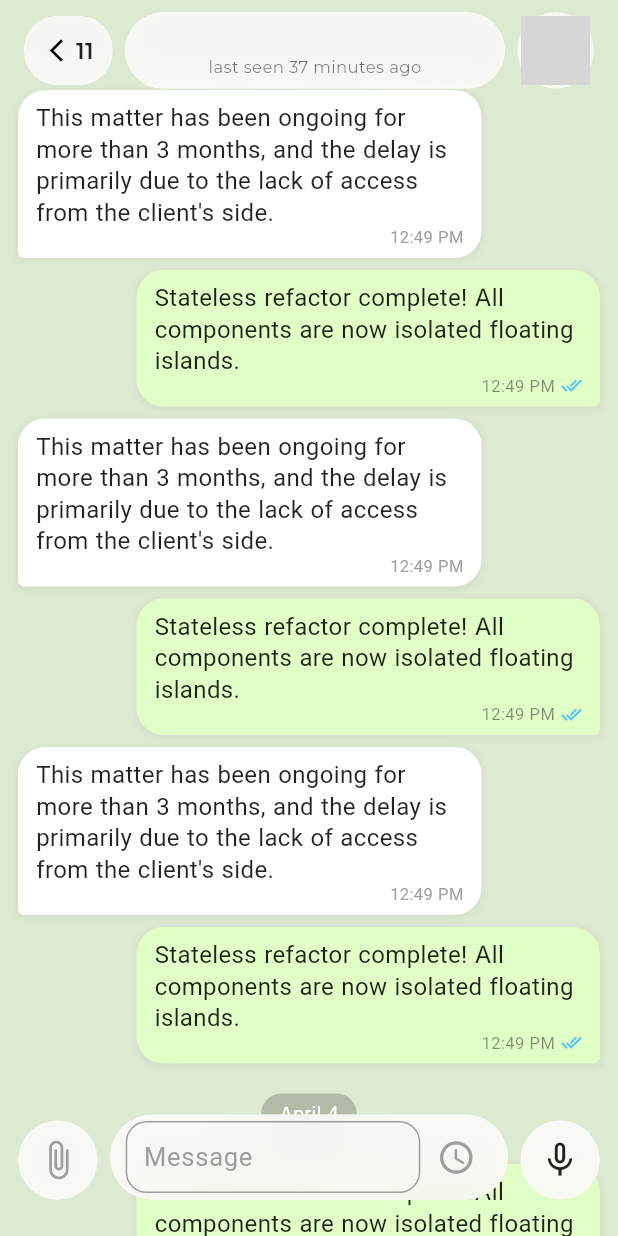
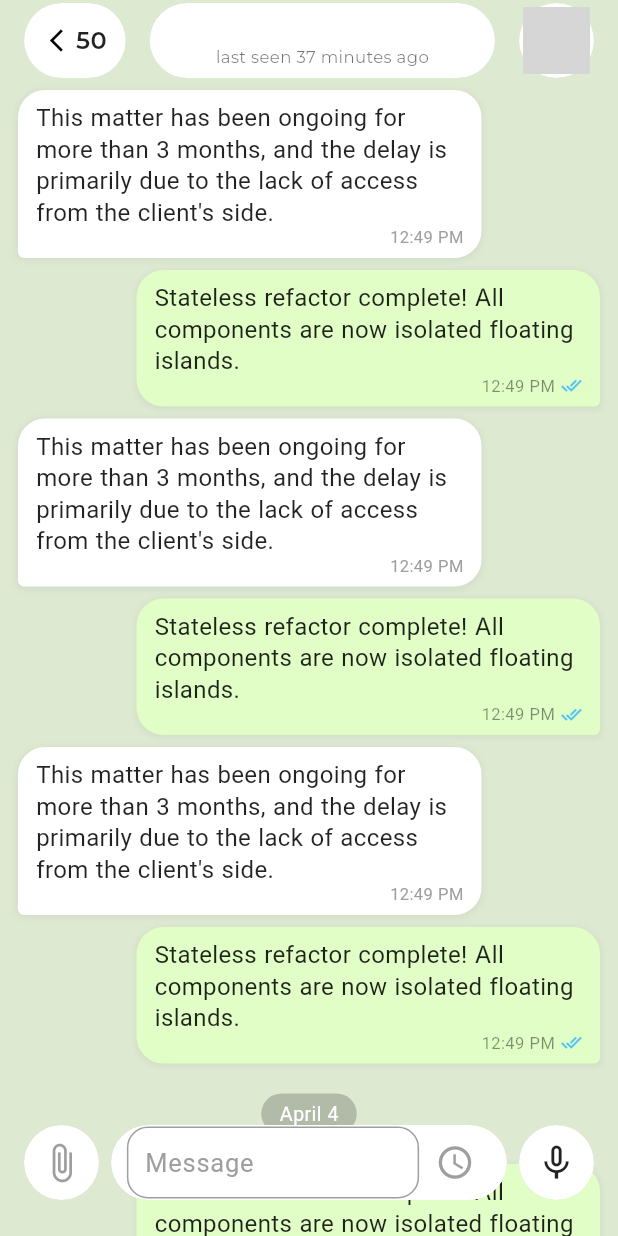
Before and after one commit to golamshakib/simple_chatting_app, a Flutter app: the MessageScreen screen opened directly with empty values, on a phone screen of 412 x 824 dp. Run offline on Flutter 3.47's test engine with Material 3 defaults, Android fonts, the phone set to English and light mode, and no system bars; our stand-ins replace firebase_core, firebase_messaging, flutter_dotenv, flutter_local_notifications, flutter_svg, get and 6 more; missing offline and left inert: dart:ffi; accounts and stored records are empty; network calls fail; grey boxes are pictures that could not be loaded.

Commit message:
modified glassy app bar and bottom bar

```diff
--- a/lib/core/common/widgets/glassy_appbar.dart
+++ b/lib/core/common/widgets/glassy_appbar.dart
@@ -19,14 +19,17 @@ class GlassyAppBar extends StatelessWidget implements PreferredSizeWidget {
     this.badgeCount,
     this.onBackTap,
     this.actions,
-    this.blur = 15.0,
+    this.blur = 20.0,
   });
 
   @override
   Widget build(BuildContext context) {
+    const double islandHeight = 50.0;
+    bool hasBadge = badgeCount != null && badgeCount! > 0;
+
     return Container(
       color: Colors.transparent,
-      padding: EdgeInsets.only(top: MediaQuery.of(context).padding.top + 8),
+      padding: EdgeInsets.only(top: MediaQuery.of(context).padding.top + 2),
       child: Padding(
         padding: const EdgeInsets.symmetric(horizontal: 16),
         child: Row(
@@ -34,28 +37,24 @@ class GlassyAppBar extends StatelessWidget implements PreferredSizeWidget {
             // Isolated Floating Back Button
             _FloatingIsland(
               blur: blur,
+              isCircle: !hasBadge,
+              height: islandHeight,
               child: GestureDetector(
                 onTap: onBackTap ?? () => Navigator.pop(context),
-                child: Padding(
-                  padding: const EdgeInsets.symmetric(
-                    horizontal: 12,
-                    vertical: 12,
-                  ),
+                child: Container(
+                  padding: EdgeInsets.symmetric(horizontal: hasBadge ? 12 : 0),
                   child: Row(
+                    mainAxisSize: MainAxisSize.min,
                     children: [
-                      const Icon(
-                        Icons.arrow_back_ios_new,
-                        size: 18,
-                        color: Colors.black,
-                      ),
-                      if (badgeCount != null && badgeCount! > 0)
+                      const Icon(Icons.arrow_back_ios_new, size: 18, color: Colors.black),
+                      if (hasBadge)
                         Padding(
                           padding: const EdgeInsets.only(left: 4),
                           child: CustomText(
                             text: badgeCount.toString(),
                             textColor: Colors.black87,
                             fontWeight: FontWeight.w600,
-                            fontSize: 15,
+                            fontSize: 16,
                           ),
                         ),
                     ],
@@ -63,20 +62,17 @@ class GlassyAppBar extends StatelessWidget implements PreferredSizeWidget {
                 ),
               ),
             ),
-            const SizedBox(width: 8),
+            const SizedBox(width: 16),
             // Isolated Floating Center Title Pill
             Expanded(
               child: _FloatingIsland(
                 blur: blur,
-                borderRadius: 30,
-                child: Container(
-                  padding: const EdgeInsets.symmetric(
-                    vertical: 6,
-                    horizontal: 16,
-                  ),
-
+                borderRadius: 28,
+                height: islandHeight,
+                child: Padding(
+                  padding: const EdgeInsets.symmetric(horizontal: 16.0),
                   child: Column(
-                    mainAxisSize: MainAxisSize.min,
+                    mainAxisAlignment: MainAxisAlignment.center,
                     children: [
                       CustomText(
                         text: title ?? '',
@@ -98,22 +94,19 @@ class GlassyAppBar extends StatelessWidget implements PreferredSizeWidget {
                 ),
               ),
             ),
-            const SizedBox(width: 8),
+            const SizedBox(width: 16),
             // Isolated Floating Profile Image
             _FloatingIsland(
               blur: blur,
               isCircle: true,
+              height: islandHeight,
               child: Container(
-                padding: const EdgeInsets.all(2), // Space for circle effect
+                padding: const EdgeInsets.all(2),
                 child: CircleAvatar(
-                  radius: 23,
-                  backgroundImage: profileImageUrl != null
-                      ? NetworkImage(profileImageUrl!)
-                      : null,
+                  radius: 25, // Diameter ~50 fits in 54 height
+                  backgroundImage: profileImageUrl != null ? NetworkImage(profileImageUrl!) : null,
                   backgroundColor: Colors.grey[200],
-                  child: profileImageUrl == null
-                      ? const Icon(Icons.person, color: Colors.grey)
-                      : null,
+                  child: profileImageUrl == null ? const Icon(Icons.person, color: Colors.grey) : null,
                 ),
               ),
             ),
@@ -132,11 +125,13 @@ class _FloatingIsland extends StatelessWidget {
   final double blur;
   final double borderRadius;
   final bool isCircle;
+  final double height;
 
   const _FloatingIsland({
     required this.child,
     required this.blur,
-    this.borderRadius = 22,
+    required this.height,
+    this.borderRadius = 25,
     this.isCircle = false,
   });
 
@@ -147,21 +142,21 @@ class _FloatingIsland extends StatelessWidget {
       child: BackdropFilter(
         filter: ImageFilter.blur(sigmaX: blur, sigmaY: blur),
         child: Container(
+          height: height,
+          width: isCircle ? height : null,
           decoration: BoxDecoration(
-            color: Colors.white.withValues(alpha: 0.75),
+            color: Colors.white, // Translucent to show blur
             borderRadius: BorderRadius.circular(isCircle ? 50 : borderRadius),
-            border: Border.all(
-              color: Colors.white.withValues(alpha: 0.3),
-              width: 0.6,
-            ),
+            border: Border.all(color: Colors.white.withValues(alpha: 0.35), width: 0.6),
             boxShadow: [
               BoxShadow(
                 color: Colors.black.withValues(alpha: 0.05),
-                blurRadius: 8,
-                spreadRadius: 1,
+                blurRadius: 10,
+                spreadRadius: 2,
               ),
             ],
           ),
+          alignment: Alignment.center,
           child: child,
         ),
       ),
--- a/lib/features/chat/presentation/screen/message_screen.dart
+++ b/lib/features/chat/presentation/screen/message_screen.dart
@@ -70,9 +70,9 @@ class MessageScreen extends StatelessWidget {
             left: 0,
             right: 0,
             child: GlassyAppBar(
-              title: participants?.username ?? 'Jahid (SMT - BACKE...)',
+              title: participants?.username ?? 'Unknown User)',
               subtitle: 'last seen 37 minutes ago',
-              badgeCount: 11,
+              badgeCount: 50,
               profileImageUrl: (participants?.image != null && participants!.image!.isNotEmpty)
                   ? participants.image
                   : 'https://i.pravatar.cc/150?u=a042581f4e29026704d',
--- a/lib/features/chat/presentation/widgets/glassy_bottom_bar.dart
+++ b/lib/features/chat/presentation/widgets/glassy_bottom_bar.dart
@@ -19,9 +19,11 @@ class GlassyBottomBar extends StatelessWidget {
 
   @override
   Widget build(BuildContext context) {
+    const double islandHeight = 50.0;
+
     return Container(
       color: Colors.transparent,
-      padding: const EdgeInsets.fromLTRB(12, 8, 12, 24),
+      padding: const EdgeInsets.fromLTRB(16, 8, 16, 24),
       child: Row(
         crossAxisAlignment: CrossAxisAlignment.end,
         children: [
@@ -29,10 +31,10 @@ class GlassyBottomBar extends StatelessWidget {
           _BottomFloatingIsland(
             blur: blur,
             isCircle: true,
+            height: islandHeight,
             child: IconButton(
               icon: const Icon(Icons.attach_file, color: Colors.grey, size: 28),
               onPressed: onAttach,
-              padding: const EdgeInsets.all(12),
             ),
           ),
           const SizedBox(width: 8),
@@ -41,9 +43,10 @@ class GlassyBottomBar extends StatelessWidget {
           Expanded(
             child: _BottomFloatingIsland(
               blur: blur,
-              borderRadius: 30,
+              borderRadius: 28,
+              height: islandHeight,
               child: Padding(
-                padding: const EdgeInsets.symmetric(horizontal: 10, vertical: 4),
+                padding: const EdgeInsets.symmetric(horizontal: 10),
                 child: Row(
                   children: [
                     Expanded(
@@ -73,10 +76,10 @@ class GlassyBottomBar extends StatelessWidget {
           _BottomFloatingIsland(
             blur: blur,
             isCircle: true,
+            height: islandHeight,
             child: IconButton(
               icon: const Icon(Icons.mic_none, color: Colors.black87, size: 28),
               onPressed: onMicTap,
-              padding: const EdgeInsets.all(12),
             ),
           ),
         ],
@@ -90,11 +93,13 @@ class _BottomFloatingIsland extends StatelessWidget {
   final double blur;
   final double borderRadius;
   final bool isCircle;
+  final double height;
 
   const _BottomFloatingIsland({
     required this.child,
     required this.blur,
-    this.borderRadius = 22,
+    required this.height,
+    this.borderRadius = 25,
     this.isCircle = false,
   });
 
@@ -105,8 +110,10 @@ class _BottomFloatingIsland extends StatelessWidget {
       child: BackdropFilter(
         filter: ImageFilter.blur(sigmaX: blur, sigmaY: blur),
         child: Container(
+          height: height,
+          width: isCircle ? height : null,
           decoration: BoxDecoration(
-            color: Colors.white.withValues(alpha: 0.8),
+            color: Colors.white,
             borderRadius: BorderRadius.circular(isCircle ? 50 : borderRadius),
             border: Border.all(color: Colors.white.withValues(alpha: 0.35), width: 0.6),
             boxShadow: [
@@ -117,6 +124,7 @@ class _BottomFloatingIsland extends StatelessWidget {
               )
             ],
           ),
+          alignment: Alignment.center,
           child: child,
         ),
       ),
```
